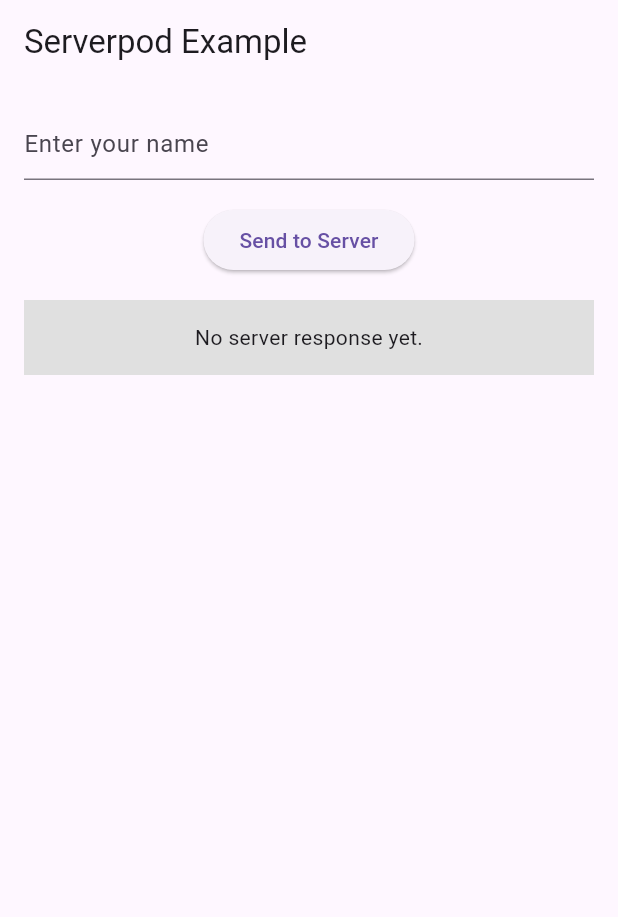
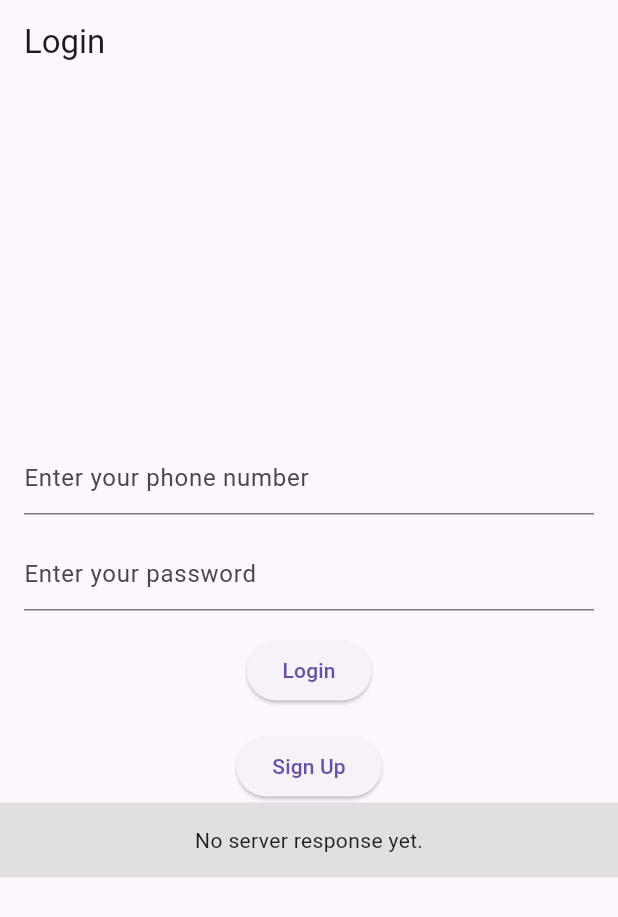
Before and after one commit to Gloriens/demo, a Flutter app: the screen it shows after launch, on a phone screen of 412 x 824 dp. Shown: the top 917 px of the screen. Run offline on Flutter 3.47's test engine with Material 3 defaults, Android fonts, the phone set to English and light mode, and no system bars; missing offline and left inert: serverpod, serverpod_client, serverpod_flutter.

Commit message:
Test GUI for Servers
Login Screen Created
Sign Up Screen Created
Home Page Screen Created
CreateTemplate and Fields are taking from textfields

```diff
--- a/demo_flutter/lib/main.dart
+++ b/demo_flutter/lib/LoginScreen.dart
@@ -1,12 +1,8 @@
 import 'package:demo_client/demo_client.dart';
+import 'package:demo_flutter/HomePage.dart';
 import 'package:flutter/material.dart';
 import 'package:serverpod_flutter/serverpod_flutter.dart';
 
-// Sets up a singleton client object that can be used to talk to the server from
-// anywhere in our app. The client is generated from your server code.
-// The client is set up to connect to a Serverpod running on a local server on
-// the default port. You will need to modify this to connect to staging or
-// production servers.
 var client = Client('http://localhost:8080/')
   ..connectivityMonitor = FlutterConnectivityMonitor();
 
@@ -20,35 +16,31 @@
   @override
   Widget build(BuildContext context) {
     return MaterialApp(
-      title: 'Serverpod Demo',
+      title: 'Login Screen',
       theme: ThemeData(
         primarySwatch: Colors.blue,
       ),
-      home: const MyHomePage(title: 'Serverpod Example'),
+      home: const LoginScreen(title: 'Login Screen'),
     );
   }
 }
 
-class MyHomePage extends StatefulWidget {
-  const MyHomePage({Key? key, required this.title}) : super(key: key);
+class LoginScreen extends StatefulWidget {
+  const LoginScreen({Key? key, required this.title}) : super(key: key);
 
   final String title;
 
   @override
-  MyHomePageState createState() => MyHomePageState();
+  LoginScreenState createState() => LoginScreenState();
 }
 
-class MyHomePageState extends State<MyHomePage> {
-  // These fields hold the last result or error message that we've received from
-  // the server or null if no result exists yet.
+class LoginScreenState extends State<LoginScreen> {
   String? _resultMessage;
   String? _errorMessage;
 
   final _textEditingController = TextEditingController();
 
-  // Calls the `hello` method of the `example` endpoint. Will set either the
-  // `_resultMessage` or `_errorMessage` field, depending on if the call
-  // is successful.
+
   void _callHello() async {
     try {
       final result = await client.example.hello(_textEditingController.text);
@@ -64,43 +56,68 @@
 
   @override
   Widget build(BuildContext context) {
+    late TextEditingController phoneN = TextEditingController();
+    late TextEditingController password = TextEditingController();
     return Scaffold(
       appBar: AppBar(
-        title: Text(widget.title),
+        title: const Text('Login'),
       ),
-      body: Padding(
-        padding: const EdgeInsets.all(16),
-        child: Column(
+      body: Column(
+          crossAxisAlignment: CrossAxisAlignment.center,
+          mainAxisAlignment: MainAxisAlignment.center,
           children: [
             Padding(
-              padding: const EdgeInsets.only(bottom: 16.0),
+              padding: const EdgeInsets.only(bottom: 16.0, left: 16, right: 16),
               child: TextField(
-                controller: _textEditingController,
-                decoration: const InputDecoration(
-                  hintText: 'Enter your name',
+                controller: phoneN,
+                decoration: InputDecoration(
+                  hintText: 'Enter your phone number',
+                ),
+              ),
+            ),
+            Padding(
+              padding: const EdgeInsets.only(bottom: 16.0, left: 16, right: 16),
+              child: TextField(
+                obscureText: true,
+                decoration: InputDecoration(
+                  hintText: 'Enter your password',
                 ),
               ),
             ),
             Padding(
               padding: const EdgeInsets.only(bottom: 16.0),
               child: ElevatedButton(
-                onPressed: _callHello,
-                child: const Text('Send to Server'),
+                onPressed: (){
+                  //Login Butonu
+                  Navigator.push(context, MaterialPageRoute(builder: (context) => MyHomePAge()));
+                  //Backend Part
+
+              },
+                child: const Text('Login'),
               ),
+            ),
+            ElevatedButton(
+              onPressed: () {
+                 //Sign Up Butonu
+                Navigator.push(context, MaterialPageRoute(builder: (context) => SignUp()));
+                //Navigator
+
+                //Backend Part
+              },
+              child: const Text('Sign Up'),
             ),
             _ResultDisplay(
               resultMessage: _resultMessage,
               errorMessage: _errorMessage,
             ),
           ],
-        ),
       ),
     );
   }
 }
 
-// _ResultDisplays shows the result of the call. Either the returned result from
-// the `example.hello` endpoint method or an error message.
+
+
 class _ResultDisplay extends StatelessWidget {
   final String? resultMessage;
   final String? errorMessage;
```
Also changed, not shown: demo_flutter/lib/CreateTemplate.dart (added, +69 -0 lines), demo_flutter/lib/HomePage.dart (added, +169 -0 lines), 11 other files.
